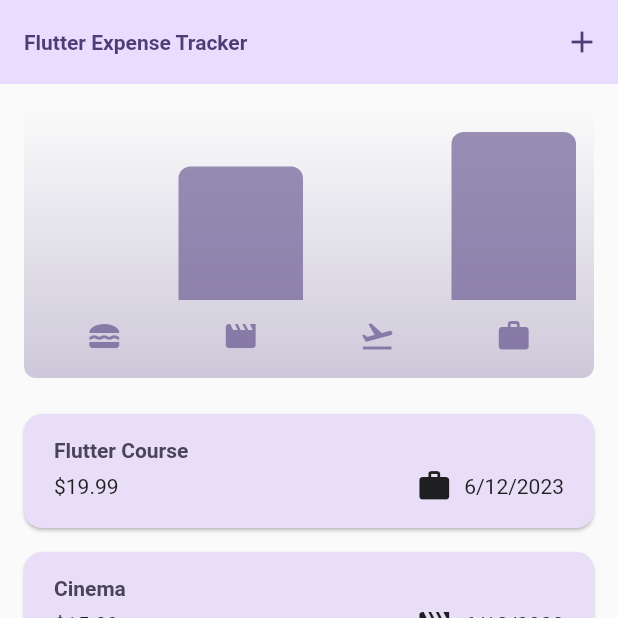
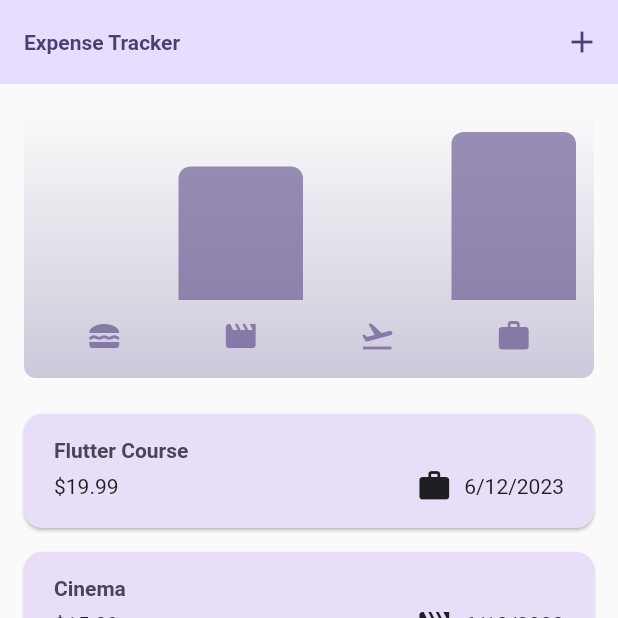
Before and after one commit to Phosah/expense-tracker, a Flutter app: the screen it shows after launch, on a phone screen of 412 x 824 dp, the top half of it. Run offline on Flutter 3.47's test engine with Material 2 defaults, Android fonts, the phone set to English and light mode, and no system bars.

Commit message:
Close Modal Sheet on Saved Expense

```diff
--- a/lib/widgets/chart/chart.dart
+++ b/lib/widgets/chart/chart.dart
@@ -1,5 +1,4 @@
 import 'package:flutter/material.dart';
-
 import 'package:expense_tracker/widgets/chart/chart_bar.dart';
 import 'package:expense_tracker/models/expense.dart';
 
--- a/lib/widgets/expenses.dart
+++ b/lib/widgets/expenses.dart
@@ -1,8 +1,8 @@
+import 'package:flutter/material.dart';
 import 'package:expense_tracker/widgets/expenses_list/expenses_list.dart';
 import 'package:expense_tracker/widgets/new_expense.dart';
-import 'package:flutter/material.dart';
+import 'package:expense_tracker/widgets/chart/chart.dart';
 import 'package:expense_tracker/models/expense.dart';
-import 'package:expense_tracker/widgets/chart/chart.dart';
 
 class Expenses extends StatefulWidget {
   const Expenses({super.key});
@@ -80,7 +80,7 @@ class _ExpensesState extends State<Expenses> {
 
     return Scaffold(
       appBar: AppBar(
-        title: const Text('Flutter Expense Tracker'),
+        title: const Text('Expense Tracker'),
         actions: [
           IconButton(
             onPressed: _openAddExpenseOverlay,
--- a/lib/widgets/expenses_list/expenses_list.dart
+++ b/lib/widgets/expenses_list/expenses_list.dart
@@ -1,5 +1,5 @@
+import 'package:flutter/material.dart';
 import 'package:expense_tracker/widgets/expenses_list/expense_item.dart';
-import 'package:flutter/material.dart';
 import 'package:expense_tracker/models/expense.dart';
 
 class ExpensesList extends StatelessWidget {
--- a/lib/widgets/new_expense.dart
+++ b/lib/widgets/new_expense.dart
@@ -11,6 +11,8 @@ class NewExpense extends StatefulWidget {
 }
 
 class _NewExpenseState extends State<NewExpense> {
+  // Alternative way to get an input value
+
   // var _enteredTitle = '';
   // void _saveInputValue(inputValue) {
   //   _enteredTitle = inputValue;
@@ -66,6 +68,8 @@ class _NewExpenseState extends State<NewExpense> {
       date: _selectedDate!,
       category: _selectedCategory,
     ));
+
+    Navigator.pop(context);
   }
 
   @override
```
